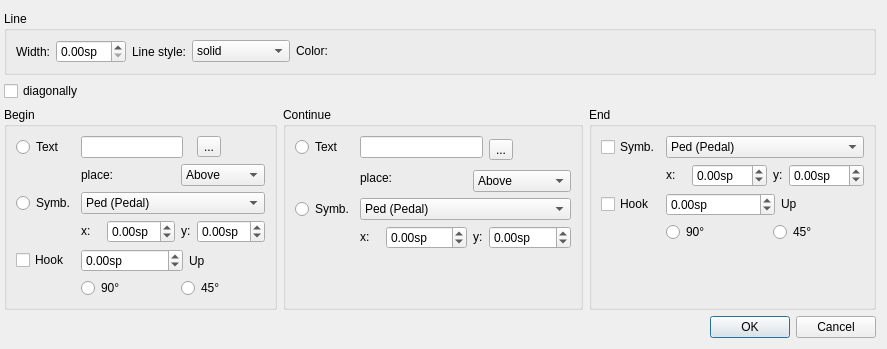
First picture: the form in mscore/mscore/lineproperties.ui, repository musescore/musescore-old, before the edit.
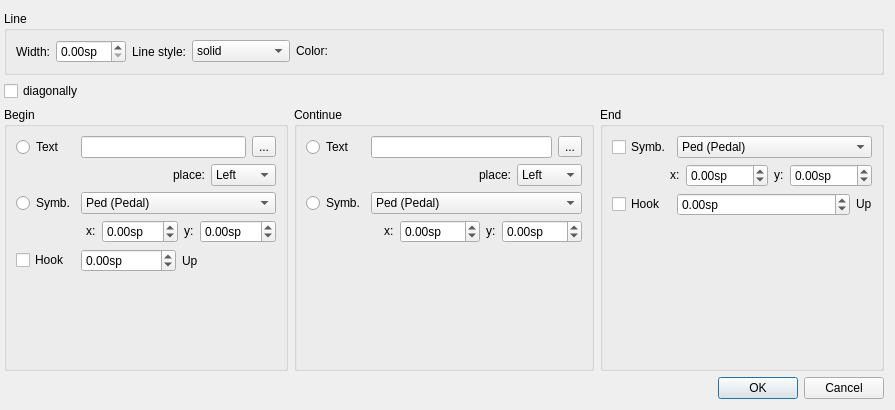
Second picture: the form after the edit. Custom widgets are drawn as their Qt base class.

```diff
--- a/mscore/mscore/lineproperties.ui
+++ b/mscore/mscore/lineproperties.ui
@@ -1,13 +1,13 @@
 <?xml version="1.0" encoding="UTF-8"?>
 <ui version="4.0">
  <class>LinePropertiesDialog</class>
- <widget class="QDialog" name="LinePropertiesDialog">
-  <property name="geometry">
+ <widget class="QDialog" name="LinePropertiesDialog" >
+  <property name="geometry" >
    <rect>
     <x>0</x>
     <y>0</y>
-    <width>767</width>
-    <height>321</height>
+    <width>895</width>
+    <height>410</height>
    </rect>
   </property>
   <property name="windowTitle">
@@ -164,46 +164,58 @@
           </property>
          </widget>
         </item>
-        <item row="0" column="1" colspan="3">
-         <widget class="QLineEdit" name="beginText"/>
+        <item row="0" column="1" >
+         <widget class="QLineEdit" name="beginText" />
         </item>
-        <item row="0" column="5">
-         <widget class="QToolButton" name="beginTextTb">
-          <property name="text">
+        <item row="0" column="2" >
+         <widget class="QToolButton" name="beginTextTb" >
+          <property name="text" >
            <string>...</string>
           </property>
          </widget>
         </item>
-        <item row="1" column="1" colspan="2">
-         <widget class="QLabel" name="label">
-          <property name="text">
+        <item row="1" column="0" colspan="3" >
+         <layout class="QHBoxLayout" name="horizontalLayout_8" >
+          <item>
+           <spacer name="horizontalSpacer_4" >
+            <property name="orientation" >
+             <enum>Qt::Horizontal</enum>
+            </property>
+            <property name="sizeHint" stdset="0" >
+             <size>
+              <width>40</width>
+              <height>20</height>
+             </size>
+            </property>
+           </spacer>
+          </item>
+          <item>
+           <widget class="QLabel" name="label" >
+            <property name="text" >
            <string>place:</string>
           </property>
          </widget>
         </item>
-        <item row="1" column="3" colspan="3">
-         <widget class="QComboBox" name="beginTextPlace">
           <item>
-           <property name="text">
-            <string>Above</string>
-           </property>
-          </item>
+           <widget class="QComboBox" name="beginTextPlace" >
           <item>
-           <property name="text">
-            <string>Below</string>
-           </property>
-          </item>
-          <item>
-           <property name="text">
+             <property name="text" >
             <string>Left</string>
            </property>
           </item>
-         </widget>
-        </item>
-        <item row="2" column="0">
-         <widget class="QRadioButton" name="beginSymbolRb">
-          <property name="sizePolicy">
-           <sizepolicy hsizetype="Fixed" vsizetype="Fixed">
+            <item>
+             <property name="text" >
+              <string>Above</string>
+             </property>
+            </item>
+           </widget>
+          </item>
+         </layout>
+        </item>
+        <item row="2" column="0" >
+         <widget class="QRadioButton" name="beginSymbolRb" >
+          <property name="sizePolicy" >
+           <sizepolicy vsizetype="Fixed" hsizetype="Fixed" >
             <horstretch>0</horstretch>
             <verstretch>0</verstretch>
            </sizepolicy>
@@ -216,8 +228,8 @@
           </property>
          </widget>
         </item>
-        <item row="2" column="1" colspan="5">
-         <widget class="QComboBox" name="beginSymbol">
+        <item row="2" column="1" colspan="2" >
+         <widget class="QComboBox" name="beginSymbol" >
           <item>
            <property name="text">
             <string>Ped (Pedal)</string>
@@ -225,10 +237,38 @@
           </item>
          </widget>
         </item>
-        <item row="3" column="1">
-         <widget class="QLabel" name="label_12">
-          <property name="sizePolicy">
-           <sizepolicy hsizetype="Fixed" vsizetype="Fixed">
+        <item row="3" column="0" colspan="3" >
+         <layout class="QHBoxLayout" name="horizontalLayout_3" >
+          <item>
+           <spacer name="horizontalSpacer_3" >
+            <property name="orientation" >
+             <enum>Qt::Horizontal</enum>
+            </property>
+            <property name="sizeHint" stdset="0" >
+             <size>
+              <width>40</width>
+              <height>20</height>
+             </size>
+            </property>
+           </spacer>
+          </item>
+          <item>
+           <spacer name="horizontalSpacer_6" >
+            <property name="orientation" >
+             <enum>Qt::Horizontal</enum>
+            </property>
+            <property name="sizeHint" stdset="0" >
+             <size>
+              <width>40</width>
+              <height>20</height>
+             </size>
+            </property>
+           </spacer>
+          </item>
+          <item>
+           <widget class="QLabel" name="label_12" >
+            <property name="sizePolicy" >
+             <sizepolicy vsizetype="Fixed" hsizetype="Fixed" >
             <horstretch>0</horstretch>
             <verstretch>0</verstretch>
            </sizepolicy>
@@ -238,10 +278,10 @@
           </property>
          </widget>
         </item>
-        <item row="3" column="2">
-         <widget class="QDoubleSpinBox" name="beginSymbolX">
-          <property name="sizePolicy">
-           <sizepolicy hsizetype="Preferred" vsizetype="Fixed">
+          <item>
+           <widget class="QDoubleSpinBox" name="beginSymbolX" >
+            <property name="sizePolicy" >
+             <sizepolicy vsizetype="Fixed" hsizetype="Preferred" >
             <horstretch>0</horstretch>
             <verstretch>0</verstretch>
            </sizepolicy>
@@ -257,10 +297,10 @@
           </property>
          </widget>
         </item>
-        <item row="3" column="3" colspan="2">
-         <widget class="QLabel" name="label_14">
-          <property name="sizePolicy">
-           <sizepolicy hsizetype="Fixed" vsizetype="Fixed">
+          <item>
+           <widget class="QLabel" name="label_14" >
+            <property name="sizePolicy" >
+             <sizepolicy vsizetype="Fixed" hsizetype="Fixed" >
             <horstretch>0</horstretch>
             <verstretch>0</verstretch>
            </sizepolicy>
@@ -270,10 +310,10 @@
           </property>
          </widget>
         </item>
-        <item row="3" column="5">
-         <widget class="QDoubleSpinBox" name="beginSymbolY">
-          <property name="sizePolicy">
-           <sizepolicy hsizetype="Preferred" vsizetype="Fixed">
+          <item>
+           <widget class="QDoubleSpinBox" name="beginSymbolY" >
+            <property name="sizePolicy" >
+             <sizepolicy vsizetype="Fixed" hsizetype="Preferred" >
             <horstretch>0</horstretch>
             <verstretch>0</verstretch>
            </sizepolicy>
@@ -289,16 +329,20 @@
           </property>
          </widget>
         </item>
-        <item row="4" column="0">
-         <widget class="QCheckBox" name="beginHook">
-          <property name="text">
+         </layout>
+        </item>
+        <item row="4" column="0" >
+         <widget class="QCheckBox" name="beginHook" >
+          <property name="text" >
            <string>Hook</string>
           </property>
          </widget>
         </item>
-        <item row="4" column="1" colspan="3">
-         <widget class="QDoubleSpinBox" name="beginHookHeight">
-          <property name="suffix">
+        <item row="4" column="1" colspan="2" >
+         <layout class="QHBoxLayout" name="horizontalLayout_2" >
+          <item>
+           <widget class="QDoubleSpinBox" name="beginHookHeight" >
+            <property name="suffix" >
            <string>sp</string>
           </property>
           <property name="minimum">
@@ -312,16 +356,18 @@
           </property>
          </widget>
         </item>
-        <item row="4" column="4" colspan="2">
-         <widget class="QLabel" name="label_11">
-          <property name="text">
+          <item>
+           <widget class="QLabel" name="label_11" >
+            <property name="text" >
            <string>Up</string>
           </property>
          </widget>
         </item>
-        <item row="6" column="1">
-         <spacer name="verticalSpacer_3">
-          <property name="orientation">
+         </layout>
+        </item>
+        <item row="5" column="0" >
+         <spacer name="verticalSpacer_3" >
+          <property name="orientation" >
            <enum>Qt::Vertical</enum>
           </property>
           <property name="sizeHint" stdset="0">
@@ -332,20 +378,6 @@
           </property>
          </spacer>
         </item>
-        <item row="5" column="1" colspan="2">
-         <widget class="QRadioButton" name="beginHookType90">
-          <property name="text">
-           <string>90°</string>
-          </property>
-         </widget>
-        </item>
-        <item row="5" column="3" colspan="3">
-         <widget class="QRadioButton" name="beginHookType45">
-          <property name="text">
-           <string>45°</string>
-          </property>
-         </widget>
-        </item>
        </layout>
       </widget>
      </item>
@@ -377,46 +409,58 @@
           </property>
          </widget>
         </item>
-        <item row="0" column="1" colspan="3">
-         <widget class="QLineEdit" name="continueText"/>
+        <item row="0" column="1" >
+         <widget class="QLineEdit" name="continueText" />
         </item>
-        <item row="0" column="4" rowspan="2" colspan="2">
-         <widget class="QToolButton" name="continueTextTb">
-          <property name="text">
+        <item row="0" column="2" >
+         <widget class="QToolButton" name="continueTextTb" >
+          <property name="text" >
            <string>...</string>
           </property>
          </widget>
         </item>
-        <item row="1" column="1" rowspan="2" colspan="2">
-         <widget class="QLabel" name="label_4">
-          <property name="text">
+        <item row="1" column="0" colspan="3" >
+         <layout class="QHBoxLayout" name="horizontalLayout_9" >
+          <item>
+           <spacer name="horizontalSpacer_4" >
+            <property name="orientation" >
+             <enum>Qt::Horizontal</enum>
+            </property>
+            <property name="sizeHint" stdset="0" >
+             <size>
+              <width>40</width>
+              <height>20</height>
+             </size>
+            </property>
+           </spacer>
+          </item>
+          <item>
+           <widget class="QLabel" name="label_4" >
+            <property name="text" >
            <string>place:</string>
           </property>
          </widget>
         </item>
-        <item row="2" column="3" colspan="3">
-         <widget class="QComboBox" name="continueTextPlace">
           <item>
-           <property name="text">
-            <string>Above</string>
-           </property>
-          </item>
+           <widget class="QComboBox" name="continueTextPlace" >
           <item>
-           <property name="text">
-            <string>Below</string>
-           </property>
-          </item>
-          <item>
-           <property name="text">
+             <property name="text" >
             <string>Left</string>
            </property>
           </item>
-         </widget>
-        </item>
-        <item row="3" column="0">
-         <widget class="QRadioButton" name="continueSymbolRb">
-          <property name="sizePolicy">
-           <sizepolicy hsizetype="Fixed" vsizetype="Fixed">
+            <item>
+             <property name="text" >
+              <string>Above</string>
+             </property>
+            </item>
+           </widget>
+          </item>
+         </layout>
+        </item>
+        <item row="2" column="0" >
+         <widget class="QRadioButton" name="continueSymbolRb" >
+          <property name="sizePolicy" >
+           <sizepolicy vsizetype="Fixed" hsizetype="Fixed" >
             <horstretch>0</horstretch>
             <verstretch>0</verstretch>
            </sizepolicy>
@@ -429,8 +473,8 @@
           </property>
          </widget>
         </item>
-        <item row="3" column="1" colspan="5">
-         <widget class="QComboBox" name="continueSymbol">
+        <item row="2" column="1" colspan="2" >
+         <widget class="QComboBox" name="continueSymbol" >
           <item>
            <property name="text">
             <string>Ped (Pedal)</string>
@@ -438,10 +482,38 @@
           </item>
          </widget>
         </item>
-        <item row="4" column="1">
-         <widget class="QLabel" name="label_17">
-          <property name="sizePolicy">
-           <sizepolicy hsizetype="Fixed" vsizetype="Fixed">
+        <item row="3" column="0" colspan="3" >
+         <layout class="QHBoxLayout" name="horizontalLayout_4" >
+          <item>
+           <spacer name="horizontalSpacer_2" >
+            <property name="orientation" >
+             <enum>Qt::Horizontal</enum>
+            </property>
+            <property name="sizeHint" stdset="0" >
+             <size>
+              <width>40</width>
+              <height>20</height>
+             </size>
+            </property>
+           </spacer>
+          </item>
+          <item>
+           <spacer name="horizontalSpacer_5" >
+            <property name="orientation" >
+             <enum>Qt::Horizontal</enum>
+            </property>
+            <property name="sizeHint" stdset="0" >
+             <size>
+              <width>40</width>
+              <height>20</height>
+             </size>
+            </property>
+           </spacer>
+          </item>
+          <item>
+           <widget class="QLabel" name="label_17" >
+            <property name="sizePolicy" >
+             <sizepolicy vsizetype="Fixed" hsizetype="Fixed" >
             <horstretch>0</horstretch>
             <verstretch>0</verstretch>
            </sizepolicy>
@@ -451,10 +523,10 @@
           </property>
          </widget>
         </item>
-        <item row="4" column="2">
-         <widget class="QDoubleSpinBox" name="continueSymbolX">
-          <property name="sizePolicy">
-           <sizepolicy hsizetype="Preferred" vsizetype="Fixed">
+          <item>
+           <widget class="QDoubleSpinBox" name="continueSymbolX" >
+            <property name="sizePolicy" >
+             <sizepolicy vsizetype="Fixed" hsizetype="Preferred" >
             <horstretch>0</horstretch>
             <verstretch>0</verstretch>
            </sizepolicy>
@@ -470,10 +542,10 @@
           </property>
          </widget>
         </item>
-        <item row="4" column="3">
-         <widget class="QLabel" name="label_18">
-          <property name="sizePolicy">
-           <sizepolicy hsizetype="Fixed" vsizetype="Fixed">
+          <item>
+           <widget class="QLabel" name="label_18" >
+            <property name="sizePolicy" >
+             <sizepolicy vsizetype="Fixed" hsizetype="Fixed" >
             <horstretch>0</horstretch>
             <verstretch>0</verstretch>
            </sizepolicy>
@@ -483,10 +555,10 @@
           </property>
          </widget>
         </item>
-        <item row="4" column="4" colspan="2">
-         <widget class="QDoubleSpinBox" name="continueSymbolY">
-          <property name="sizePolicy">
-           <sizepolicy hsizetype="Preferred" vsizetype="Fixed">
+          <item>
+           <widget class="QDoubleSpinBox" name="continueSymbolY" >
+            <property name="sizePolicy" >
+             <sizepolicy vsizetype="Fixed" hsizetype="Preferred" >
             <horstretch>0</horstretch>
             <verstretch>0</verstretch>
            </sizepolicy>
@@ -502,9 +574,11 @@
           </property>
          </widget>
         </item>
-        <item row="5" column="1">
-         <spacer name="verticalSpacer_2">
-          <property name="orientation">
+         </layout>
+        </item>
+        <item row="4" column="0" >
+         <spacer name="verticalSpacer_2" >
+          <property name="orientation" >
            <enum>Qt::Vertical</enum>
           </property>
           <property name="sizeHint" stdset="0">
@@ -537,8 +611,8 @@
           </property>
          </widget>
         </item>
-        <item row="0" column="1" colspan="5">
-         <widget class="QComboBox" name="endSymbol">
+        <item row="0" column="1" >
+         <widget class="QComboBox" name="endSymbol" >
           <item>
            <property name="text">
             <string>Ped (Pedal)</string>
@@ -546,10 +620,38 @@
           </item>
          </widget>
         </item>
-        <item row="1" column="1">
-         <widget class="QLabel" name="label_23">
-          <property name="sizePolicy">
-           <sizepolicy hsizetype="Preferred" vsizetype="Fixed">
+        <item row="1" column="0" colspan="2" >
+         <layout class="QHBoxLayout" name="horizontalLayout_6" >
+          <item>
+           <spacer name="horizontalSpacer" >
+            <property name="orientation" >
+             <enum>Qt::Horizontal</enum>
+            </property>
+            <property name="sizeHint" stdset="0" >
+             <size>
+              <width>28</width>
+              <height>20</height>
+             </size>
+            </property>
+           </spacer>
+          </item>
+          <item>
+           <spacer name="horizontalSpacer_7" >
+            <property name="orientation" >
+             <enum>Qt::Horizontal</enum>
+            </property>
+            <property name="sizeHint" stdset="0" >
+             <size>
+              <width>40</width>
+              <height>20</height>
+             </size>
+            </property>
+           </spacer>
+          </item>
+          <item>
+           <widget class="QLabel" name="label_23" >
+            <property name="sizePolicy" >
+             <sizepolicy vsizetype="Fixed" hsizetype="Fixed" >
             <horstretch>0</horstretch>
             <verstretch>0</verstretch>
            </sizepolicy>
@@ -559,10 +661,10 @@
           </property>
          </widget>
         </item>
-        <item row="1" column="2">
-         <widget class="QDoubleSpinBox" name="endSymbolX">
-          <property name="sizePolicy">
-           <sizepolicy hsizetype="Preferred" vsizetype="Fixed">
+          <item>
+           <widget class="QDoubleSpinBox" name="endSymbolX" >
+            <property name="sizePolicy" >
+             <sizepolicy vsizetype="Fixed" hsizetype="Preferred" >
             <horstretch>0</horstretch>
             <verstretch>0</verstretch>
            </sizepolicy>
@@ -578,10 +680,10 @@
           </property>
          </widget>
         </item>
-        <item row="1" column="3" colspan="2">
-         <widget class="QLabel" name="label_24">
-          <property name="sizePolicy">
-           <sizepolicy hsizetype="Preferred" vsizetype="Fixed">
+          <item>
+           <widget class="QLabel" name="label_24" >
+            <property name="sizePolicy" >
+             <sizepolicy vsizetype="Fixed" hsizetype="Fixed" >
             <horstretch>0</horstretch>
             <verstretch>0</verstretch>
            </sizepolicy>
@@ -591,10 +693,10 @@
           </property>
          </widget>
         </item>
-        <item row="1" column="5">
-         <widget class="QDoubleSpinBox" name="endSymbolY">
-          <property name="sizePolicy">
-           <sizepolicy hsizetype="Preferred" vsizetype="Fixed">
+          <item>
+           <widget class="QDoubleSpinBox" name="endSymbolY" >
+            <property name="sizePolicy" >
+             <sizepolicy vsizetype="Fixed" hsizetype="Preferred" >
             <horstretch>0</horstretch>
             <verstretch>0</verstretch>
            </sizepolicy>
@@ -610,10 +712,12 @@
           </property>
          </widget>
         </item>
-        <item row="2" column="0">
-         <widget class="QCheckBox" name="endHook">
-          <property name="sizePolicy">
-           <sizepolicy hsizetype="Preferred" vsizetype="Fixed">
+         </layout>
+        </item>
+        <item row="2" column="0" >
+         <widget class="QCheckBox" name="endHook" >
+          <property name="sizePolicy" >
+           <sizepolicy vsizetype="Fixed" hsizetype="Fixed" >
             <horstretch>0</horstretch>
             <verstretch>0</verstretch>
            </sizepolicy>
@@ -623,10 +727,12 @@
           </property>
          </widget>
         </item>
-        <item row="2" column="1" colspan="3">
-         <widget class="QDoubleSpinBox" name="endHookHeight">
-          <property name="sizePolicy">
-           <sizepolicy hsizetype="Preferred" vsizetype="Fixed">
+        <item row="2" column="1" >
+         <layout class="QHBoxLayout" name="horizontalLayout_7" >
+          <item>
+           <widget class="QDoubleSpinBox" name="endHookHeight" >
+            <property name="sizePolicy" >
+             <sizepolicy vsizetype="Fixed" hsizetype="Preferred" >
             <horstretch>0</horstretch>
             <verstretch>0</verstretch>
            </sizepolicy>
@@ -645,10 +751,10 @@
           </property>
          </widget>
         </item>
-        <item row="2" column="4" colspan="2">
-         <widget class="QLabel" name="label_25">
-          <property name="sizePolicy">
-           <sizepolicy hsizetype="Preferred" vsizetype="Fixed">
+          <item>
+           <widget class="QLabel" name="label_25" >
+            <property name="sizePolicy" >
+             <sizepolicy vsizetype="Fixed" hsizetype="Fixed" >
             <horstretch>0</horstretch>
             <verstretch>0</verstretch>
            </sizepolicy>
@@ -658,9 +764,11 @@
           </property>
          </widget>
         </item>
-        <item row="4" column="1">
-         <spacer name="verticalSpacer">
-          <property name="orientation">
+         </layout>
+        </item>
+        <item row="3" column="1" >
+         <spacer name="verticalSpacer" >
+          <property name="orientation" >
            <enum>Qt::Vertical</enum>
           </property>
           <property name="sizeHint" stdset="0">
@@ -671,20 +779,6 @@
           </property>
          </spacer>
         </item>
-        <item row="3" column="1" colspan="2">
-         <widget class="QRadioButton" name="endHookType90">
-          <property name="text">
-           <string>90°</string>
-          </property>
-         </widget>
-        </item>
-        <item row="3" column="3" colspan="3">
-         <widget class="QRadioButton" name="endHookType45">
-          <property name="text">
-           <string>45°</string>
-          </property>
-         </widget>
-        </item>
        </layout>
       </widget>
      </item>
```
Left out of the diff: 227 changed lines with no effect on the pictures. Lines whose indentation alone changed are shown as unchanged.
